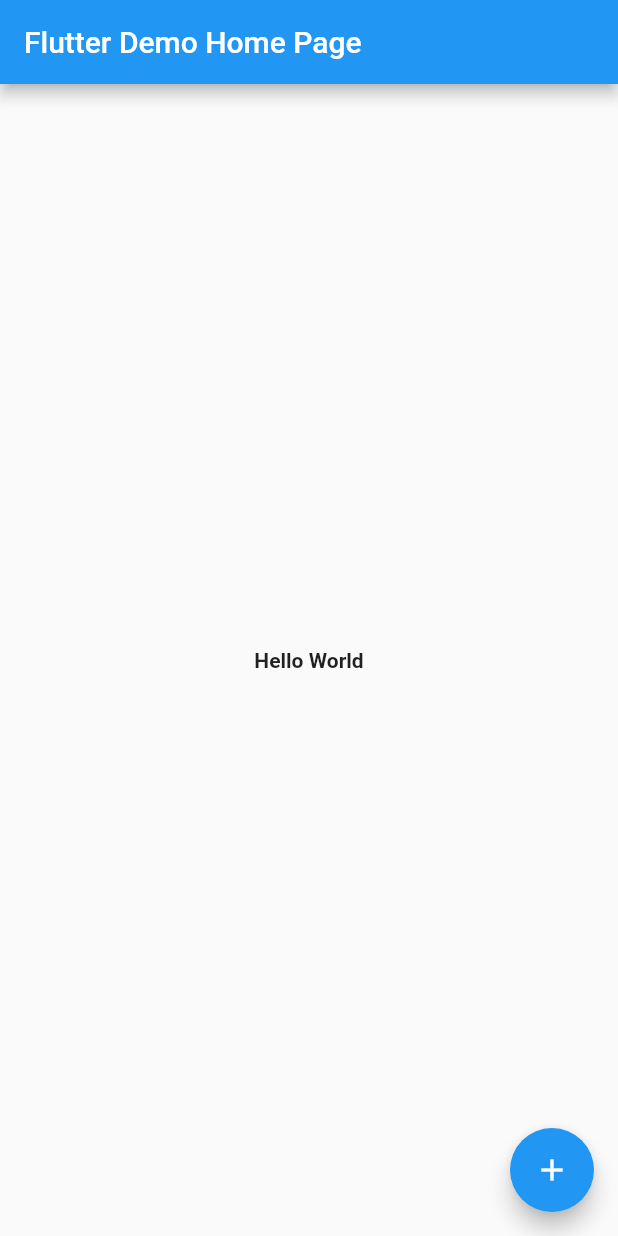
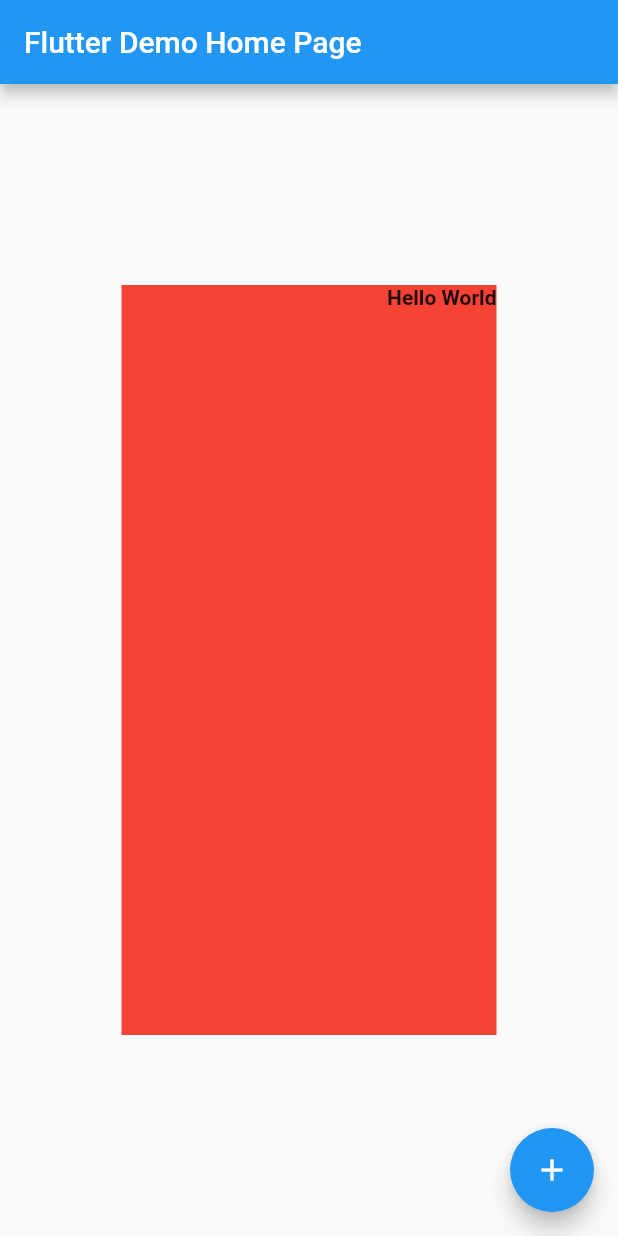
Before and after one commit to arraisi/flutter_app, a Flutter app: the screen it shows after launch, on a phone screen of 412 x 824 dp. Run offline on Flutter 3.47's test engine with Material 2 defaults, Android fonts, the phone set to English and light mode, and no system bars.

Commit message:
container widget

```diff
--- a/lib/main.dart
+++ b/lib/main.dart
@@ -72,9 +72,15 @@ class _MyHomePageState extends State<MyHomePage> {
         title: Text(widget.title),
       ),
       body: Center(
-        child: Text(
-          "Hello World",
-          style: TextStyle(fontWeight: FontWeight.bold),
+        child: Container(
+          width: 250.0,
+          height: 500.0,
+          color: Colors.red,
+          child: Text(
+            "Hello World",
+            style: TextStyle(fontWeight: FontWeight.bold),
+            textAlign: TextAlign.right,
+          ),
         ),
       ),
       floatingActionButton: FloatingActionButton(
```
